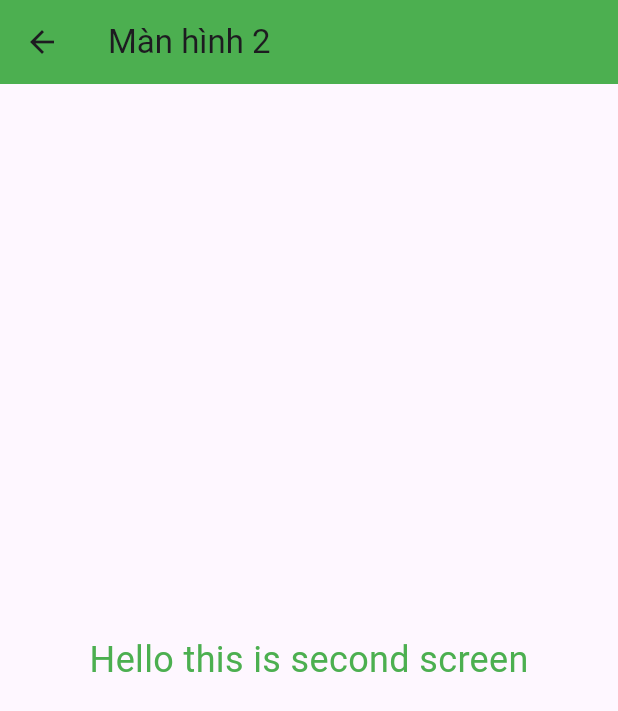
After one commit to Kdz198/FirstFlutterProject, a Flutter app: the screen it shows after launch, after a tap on the "arrow forward ios" icon, on a phone screen of 412 x 824 dp. The commit adds this screen. Shown: the top 711 px of the screen. Run offline on Flutter 3.47's test engine with Material 3 defaults, Android fonts, the phone set to English and light mode, and no system bars.

Commit message:
Add SecondScreen and navigation from TodoScreen

```diff
--- /dev/null
+++ b/prmwtf/lib/screen/SecondScreen.dart
@@ -0,0 +1,23 @@
+// lib/screens/second_screen.dart
+import 'package:flutter/material.dart';
+
+class SecondScreen extends StatelessWidget {
+  const SecondScreen({super.key});
+
+  @override
+  Widget build(BuildContext context) {
+    return Scaffold(
+      // AppBar cho trang thứ 2 (để có nút Back tự động)
+      appBar: AppBar(
+        title: const Text("Màn hình 2"),
+        backgroundColor: Colors.green,
+      ),
+      body: const Center(
+        child: Text(
+          "Hello this is second screen",
+          style: TextStyle(fontSize: 24, color: Colors.green),
+        ),
+      ),
+    );
+  }
+}
--- a/prmwtf/lib/screen/ToDoScreen.dart
+++ b/prmwtf/lib/screen/ToDoScreen.dart
@@ -1,6 +1,7 @@
 import 'package:flutter/material.dart';
 import '../model/ToDo.dart';
 import '../service/ToDoService.dart';
+import 'SecondScreen.dart';
 
 class TodoScreen extends StatefulWidget {
   const TodoScreen({super.key});
@@ -93,6 +94,33 @@ class _TodoScreenState extends State<TodoScreen> {
         title: const Text("Todo List (RAM)"),
         backgroundColor: Colors.black,
         foregroundColor: Colors.white,
+
+        actions: [
+          IconButton(
+            icon: const Icon(Icons.arrow_forward_ios), // Icon mũi tên
+            onPressed: () {
+              // Điều hướng đến SecondScreen khi nhấn nút
+              Navigator.push(
+                context,
+                MaterialPageRoute(builder: (context) => const SecondScreen()),
+              );
+            },
+          ),
+          // Nút 2: Lọc
+          IconButton(
+            icon: const Icon(Icons.filter_list),
+            onPressed: () {},
+          ),
+
+          // Nút 3: Setting (Thêm cái này nhìn cho ngầu)
+          IconButton(
+            icon: const Icon(Icons.settings),
+            onPressed: () {
+              // Navigate sang màn hình Setting...
+            },
+          ),
+
+        ],
       ),
 
       body: ListView.builder(
```
